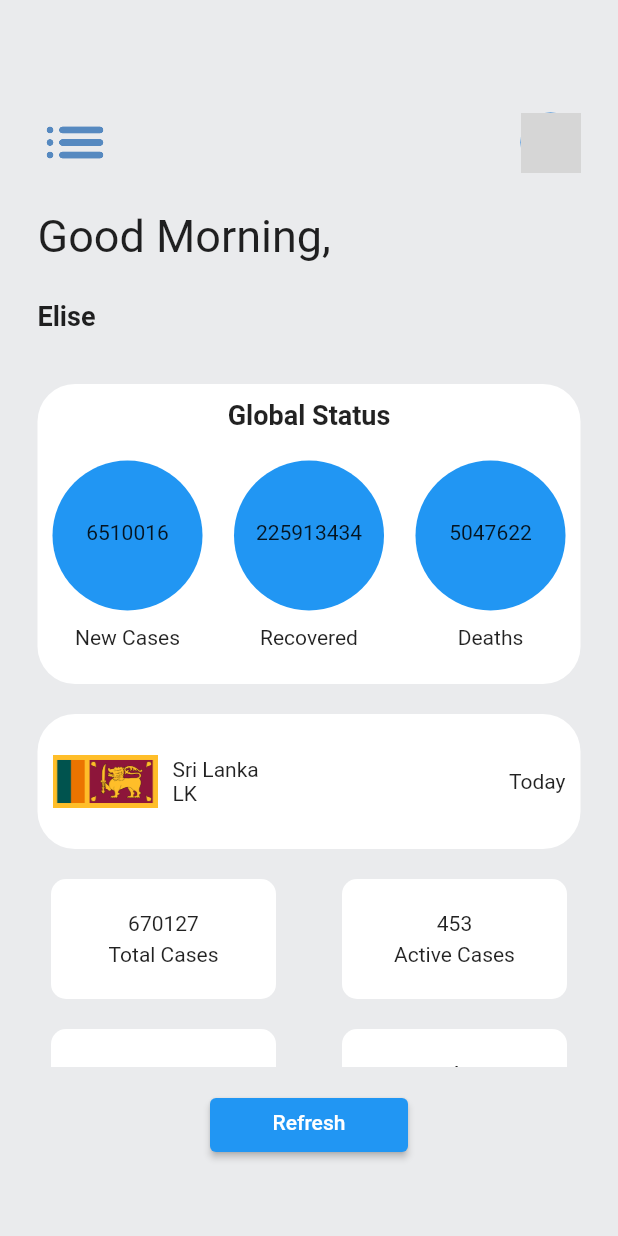
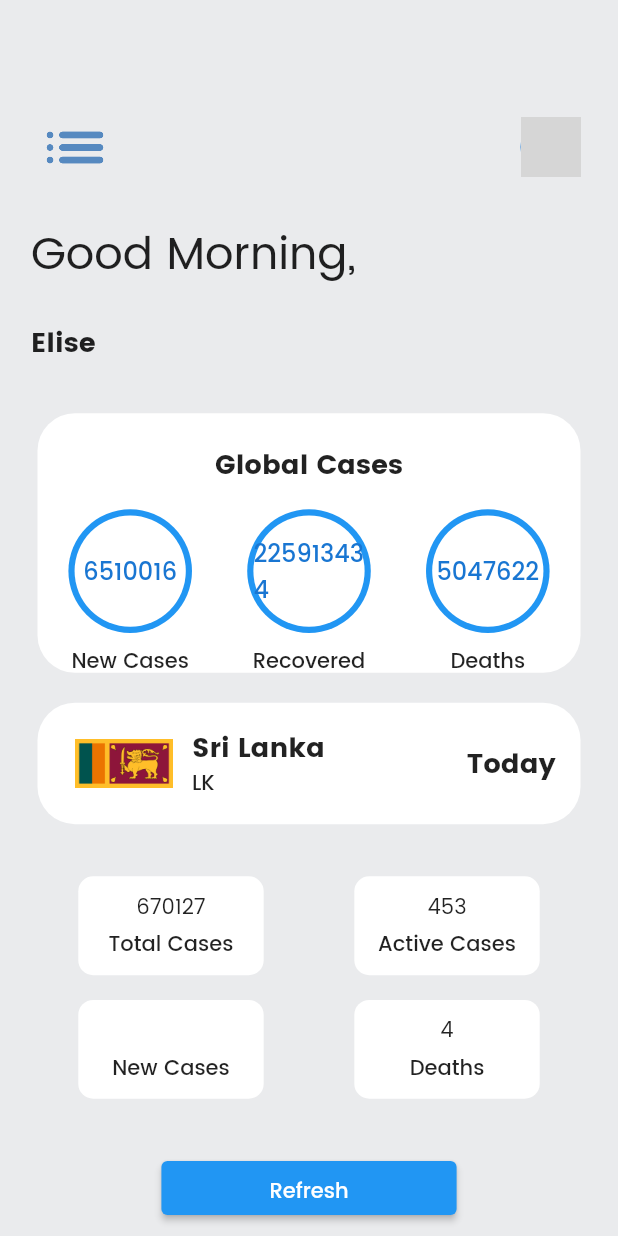
Before and after one commit to KanishaLiyanage/covid-now-lk-flutter, a Flutter app: the screen it shows after launch, on a phone screen of 412 x 824 dp. Run offline on Flutter 3.47's test engine with Material 2 defaults, Android fonts, the phone set to English and light mode, and no system bars; our stand-ins replace dio; network calls fail; grey boxes are pictures that could not be loaded.

Commit message:
UI and fonts updated

```diff
--- a/lib/main.dart
+++ b/lib/main.dart
@@ -12,8 +12,9 @@ class MyApp extends StatelessWidget {
   // This widget is the root of your application.
   @override
   Widget build(BuildContext context) {
-    return const MaterialApp(
+    return MaterialApp(
       debugShowCheckedModeBanner: false,
+      theme: ThemeData(fontFamily: 'Poppins'),
       home: HomeScreen(),
     );
   }
--- a/lib/screens/home.dart
+++ b/lib/screens/home.dart
@@ -29,7 +29,7 @@ class _HomeScreenState extends State<HomeScreen> {
     try {
       var response = await dio.get("$url");
       //print(response.data);
-      localNewCases = response.data['local_new_cases'];
+      localNewCases = response.data.local_new_cases;
       print(localNewCases);
     } catch (e) {
       print(e);
@@ -38,10 +38,11 @@ class _HomeScreenState extends State<HomeScreen> {
 
   @override
   Widget build(BuildContext context) {
+    Size size = MediaQuery.of(context).size;
     return Scaffold(
       backgroundColor: Color(0xFFEAEBED),
       body: Column(
-        //mainAxisAlignment: MainAxisAlignment.spaceEvenly,
+        mainAxisAlignment: MainAxisAlignment.spaceEvenly,
         children: [
           Container(
             margin: EdgeInsets.fromLTRB(25, 70, 25, 20),
@@ -61,7 +62,7 @@ class _HomeScreenState extends State<HomeScreen> {
             ),
           ),
           Container(
-            padding: EdgeInsets.symmetric(horizontal: 25),
+            padding: EdgeInsets.symmetric(horizontal: 0.05 * size.width),
             child: Row(
               crossAxisAlignment: CrossAxisAlignment.start,
               children: [
@@ -80,7 +81,7 @@ class _HomeScreenState extends State<HomeScreen> {
           ),
           //good morning
           Container(
-            padding: EdgeInsets.all(25),
+            padding: EdgeInsets.all(0.05 * size.width),
             child: Row(
               children: [
                 Text(
@@ -94,7 +95,8 @@ class _HomeScreenState extends State<HomeScreen> {
             ),
           ),
           SizedBox(
-            height: 465,
+            // height: 465,
+            height: 0.6 * size.height,
             child: SingleChildScrollView(
               child: Column(
                 children: [
@@ -113,13 +115,13 @@ class _HomeScreenState extends State<HomeScreen> {
             ),
           ),
           Padding(
-            padding: EdgeInsets.all(15),
+            padding: EdgeInsets.all(5),
             child: ElevatedButton(
               //Refresh Btn
               onPressed: getCovidData,
               child: Container(
-                width: 100,
-                height: 20,
+                width: 0.4 * size.width,
+                height: 0.02 * size.height,
                 child: Text(
                   "Refresh",
                   textAlign: TextAlign.center,
--- a/lib/widgets/globalCard.dart
+++ b/lib/widgets/globalCard.dart
@@ -14,99 +14,104 @@ class GlobalCasesCard extends StatelessWidget {
 
   @override
   Widget build(BuildContext context) {
+    Size size = MediaQuery.of(context).size;
     return Container(
       margin: EdgeInsets.fromLTRB(25, 10, 25, 10),
-      padding: EdgeInsets.all(10),
+      padding: EdgeInsets.all(0.05 * size.width),
       width: double.infinity,
-      height: 200,
+      // height: 220,
+      height: 0.21 * size.height,
       //world status today
       child: Column(
         children: [
           Text(
-            "Global Status",
+            "Global Cases",
             textAlign: TextAlign.center,
             style: TextStyle(
               fontSize: 18,
               fontWeight: FontWeight.bold,
             ),
           ),
-          SizedBox(height: 20),
+          SizedBox(height: 0.02 * size.height),
           Row(
             mainAxisAlignment: MainAxisAlignment.spaceBetween,
             children: [
               Column(
                 mainAxisAlignment: MainAxisAlignment.center,
                 children: [
-                  Container(
-                    width: 100,
-                    height: 100,
-                    child: Padding(
-                      padding: EdgeInsets.only(top: 40),
+                  CircleAvatar(
+                    maxRadius: 0.1 * size.width,
+                    backgroundColor: Colors.blue,
+                    child: CircleAvatar(
+                      maxRadius: 0.09 * size.width,
+                      backgroundColor: Colors.white,
                       child: Text(
                         globalNewCases,
-                        textAlign: TextAlign.center,
                         style: TextStyle(
-                          fontSize: 14,
+                          fontWeight: FontWeight.w500,
                         ),
                       ),
                     ),
-                    decoration: BoxDecoration(
-                      color: Colors.blue,
-                      borderRadius: BorderRadius.circular(100),
+                  ),
+                  SizedBox(height: 0.01 * size.height),
+                  Text(
+                    "New Cases",
+                    style: TextStyle(
+                      fontWeight: FontWeight.w500,
                     ),
                   ),
-                  SizedBox(height: 10),
-                  Text("New Cases"),
                 ],
               ),
               Column(
                 mainAxisAlignment: MainAxisAlignment.center,
                 children: [
-                  Container(
-                    width: 100,
-                    height: 100,
-                    child: Padding(
-                      padding: EdgeInsets.only(top: 40),
+                  CircleAvatar(
+                    maxRadius: 0.1 * size.width,
+                    backgroundColor: Colors.blue,
+                    child: CircleAvatar(
+                      maxRadius: 0.09 * size.width,
+                      backgroundColor: Colors.white,
                       child: Text(
                         globalRecovered,
-                        textAlign: TextAlign.center,
                         style: TextStyle(
-                          fontSize: 14,
+                          fontWeight: FontWeight.w500,
                         ),
                       ),
                     ),
-                    decoration: BoxDecoration(
-                      color: Colors.blue,
-                      borderRadius: BorderRadius.circular(100),
+                  ),
+                  SizedBox(height: 0.01 * size.height),
+                  Text(
+                    "Recovered",
+                    style: TextStyle(
+                      fontWeight: FontWeight.w500,
                     ),
                   ),
-                  SizedBox(height: 10),
-                  Text("Recovered"),
                 ],
               ),
               Column(
                 mainAxisAlignment: MainAxisAlignment.center,
                 children: [
-                  Container(
-                    width: 100,
-                    height: 100,
-                    child: Padding(
-                      padding: EdgeInsets.only(top: 40),
+                  CircleAvatar(
+                    maxRadius: 0.1 * size.width,
+                    backgroundColor: Colors.blue,
+                    child: CircleAvatar(
+                      maxRadius: 0.09 * size.width,
+                      backgroundColor: Colors.white,
                       child: Text(
                         globalDeaths,
-                        textAlign: TextAlign.center,
                         style: TextStyle(
-                          fontSize: 14,
+                          fontWeight: FontWeight.w500,
                         ),
                       ),
                     ),
-                    decoration: BoxDecoration(
-                      color: Colors.blue,
-                      borderRadius: BorderRadius.circular(100),
+                  ),
+                  SizedBox(height: 0.01 * size.height),
+                  Text(
+                    "Deaths",
+                    style: TextStyle(
+                      fontWeight: FontWeight.w500,
                     ),
                   ),
-                  SizedBox(height: 10),
-                  Text("Deaths"),
                 ],
               ),
             ],
--- a/lib/widgets/lkCard.dart
+++ b/lib/widgets/lkCard.dart
@@ -7,19 +7,20 @@ class LKCard extends StatelessWidget {
 
   @override
   Widget build(BuildContext context) {
+    Size size = MediaQuery.of(context).size;
     return Container(
       margin: EdgeInsets.fromLTRB(25, 10, 25, 10),
-      padding: EdgeInsets.all(10),
+      padding: EdgeInsets.all(0.04 * size.width),
       //LK today
       child: Row(
         children: [
           Container(
             //flag
-            width: 70,
-            height: 70,
-            margin: EdgeInsets.only(
-              right: 10,
-            ),
+            // width: 70,
+            // height: 70,
+            width: 0.2 * size.width,
+            height: 0.08 * size.width,
+            margin: EdgeInsets.only(right: 0.01 * size.width),
             decoration: BoxDecoration(
               image: DecorationImage(
                 image: AssetImage("assets/images/LK flag.png"),
@@ -31,14 +32,31 @@ class LKCard extends StatelessWidget {
               //country
               crossAxisAlignment: CrossAxisAlignment.start,
               children: [
-                Text("Sri Lanka"),
-                Text("LK"),
+                Text(
+                  "Sri Lanka",
+                  style: TextStyle(
+                    fontSize: 18,
+                    fontWeight: FontWeight.bold,
+                  ),
+                ),
+                Text(
+                  "LK",
+                  style: TextStyle(
+                    fontWeight: FontWeight.w500,
+                  ),
+                ),
               ],
             ),
           ),
           Spacer(),
           Container(
-            child: Text("Today"),
+            child: Text(
+              "Today",
+              style: TextStyle(
+                fontSize: 18,
+                fontWeight: FontWeight.bold,
+              ),
+            ),
           ), //date
         ],
       ),
--- a/lib/widgets/localCard.dart
+++ b/lib/widgets/localCard.dart
@@ -16,23 +16,31 @@ class LocalCasesCard extends StatelessWidget {
 
   @override
   Widget build(BuildContext context) {
-    return Row(
+    Size size = MediaQuery.of(context).size;
+    return Container(
+      margin: EdgeInsets.only(top: 0.04 * size.width),
+      child: Row(
         mainAxisAlignment: MainAxisAlignment.spaceEvenly,
         children: [
           Container(
             child: Column(
               children: [
                 Container(
-                width: 150,
-                height: 80,
-                margin: EdgeInsets.all(10),
+                  width: 0.3 * size.width,
+                  height: 0.16 * size.width,
+                  margin: EdgeInsets.all(0.02 * size.width),
                   //total cases
                   child: Column(
                     mainAxisAlignment: MainAxisAlignment.center,
                     children: [
                       Text(localTotalCases),
-                    SizedBox(height: 5),
-                    Text("Total Cases"),
+                      SizedBox(height: 0.01 * size.width),
+                      Text(
+                        "Total Cases",
+                        style: TextStyle(
+                          fontWeight: FontWeight.w500,
+                        ),
+                      ),
                     ],
                   ),
                   decoration: BoxDecoration(
@@ -41,16 +49,21 @@ class LocalCasesCard extends StatelessWidget {
                   ),
                 ),
                 Container(
-                width: 150,
-                height: 80,
-                margin: EdgeInsets.all(10),
+                  width: 0.3 * size.width,
+                  height: 0.16 * size.width,
+                  margin: EdgeInsets.all(0.02 * size.width),
                   //today new cases
                   child: Column(
                     mainAxisAlignment: MainAxisAlignment.center,
                     children: [
                       Text(localNewCases),
-                    SizedBox(height: 5),
-                    Text("New Cases"),
+                      SizedBox(height: 0.01 * size.width),
+                      Text(
+                        "New Cases",
+                        style: TextStyle(
+                          fontWeight: FontWeight.w500,
+                        ),
+                      ),
                     ],
                   ),
                   decoration: BoxDecoration(
@@ -65,16 +78,21 @@ class LocalCasesCard extends StatelessWidget {
             child: Column(
               children: [
                 Container(
-                margin: EdgeInsets.all(10),
-                width: 150,
-                height: 80,
+                  margin: EdgeInsets.all(0.02 * size.width),
+                  width: 0.3 * size.width,
+                  height: 0.16 * size.width,
                   child: Column(
                     //today active cases
                     mainAxisAlignment: MainAxisAlignment.center,
                     children: [
                       Text(localActiveCases),
-                    SizedBox(height: 5),
-                    Text("Active Cases"),
+                      SizedBox(height: 0.01 * size.width),
+                      Text(
+                        "Active Cases",
+                        style: TextStyle(
+                          fontWeight: FontWeight.w500,
+                        ),
+                      ),
                     ],
                   ),
                   decoration: BoxDecoration(
@@ -83,16 +101,21 @@ class LocalCasesCard extends StatelessWidget {
                   ),
                 ),
                 Container(
-                margin: EdgeInsets.all(10),
-                width: 150,
-                height: 80,
+                  margin: EdgeInsets.all(0.02 * size.width),
+                  width: 0.3 * size.width,
+                  height: 0.16 * size.width,
                   //today deaths
                   child: Column(
                     mainAxisAlignment: MainAxisAlignment.center,
                     children: [
                       Text(localDeaths),
-                    SizedBox(height: 5),
-                    Text("Deaths"),
+                      SizedBox(height: 0.01 * size.width),
+                      Text(
+                        "Deaths",
+                        style: TextStyle(
+                          fontWeight: FontWeight.w500,
+                        ),
+                      ),
                     ],
                   ),
                   decoration: BoxDecoration(
@@ -104,6 +127,7 @@ class LocalCasesCard extends StatelessWidget {
             ),
           ),
         ],
+      ),
     );
   }
 }
```
Also changed, not shown: pubspec.yaml (+15 -11 lines), assets/fonts/Poppins-Bold.ttf (added), assets/fonts/Poppins-Light.ttf (added), assets/fonts/Poppins-Medium.ttf (added), assets/fonts/Poppins-Regular.ttf (added), assets/fonts/Poppins-SemiBold.ttf (added). Lines whose indentation alone changed are shown as unchanged.
